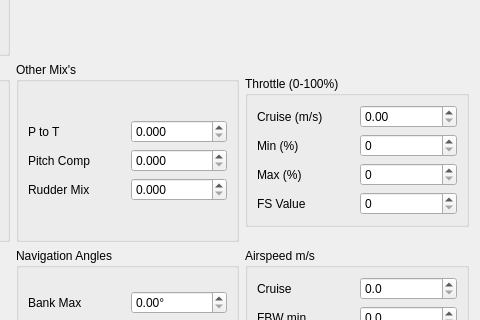
Before: the Qt Designer form src/ui/configuration/ArduPlanePidConfig.ui in ArduPilot/apm_planner, drawn with Qt 5; both pictures show x 225 to 705 and y 247 to 567 of the 705 by 700 pixel window.
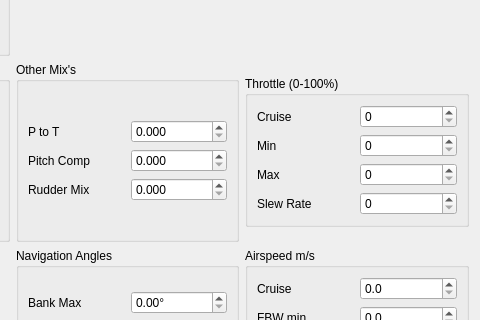
After: the same form once the commit is applied.

Commit message: Tuning Setup: Fixes #358: Throttle parameters not showing in tuning page

Patch:
```diff
--- a/src/ui/configuration/ArduPlanePidConfig.ui
+++ b/src/ui/configuration/ArduPlanePidConfig.ui
@@ -639,28 +639,28 @@
             <item>
              <widget class="QLabel" name="label_25">
               <property name="text">
-               <string>Cruise (m/s)</string>
+               <string>Cruise</string>
               </property>
              </widget>
             </item>
             <item>
              <widget class="QLabel" name="label_26">
               <property name="text">
-               <string>Min (%)</string>
+               <string>Min</string>
               </property>
              </widget>
             </item>
             <item>
              <widget class="QLabel" name="label_27">
               <property name="text">
-               <string>Max (%)</string>
+               <string>Max</string>
               </property>
              </widget>
             </item>
             <item>
              <widget class="QLabel" name="label_28">
               <property name="text">
-               <string>FS Value</string>
+               <string>Slew Rate</string>
               </property>
              </widget>
             </item>
@@ -674,7 +674,7 @@
                <string/>
               </property>
               <property name="decimals">
-               <number>2</number>
+               <number>0</number>
               </property>
               <property name="maximum">
                <double>100.000000000000000</double>
```
Left out of the diff: 4 changed lines with no effect on the pictures. The commit also changes 1 other file.
